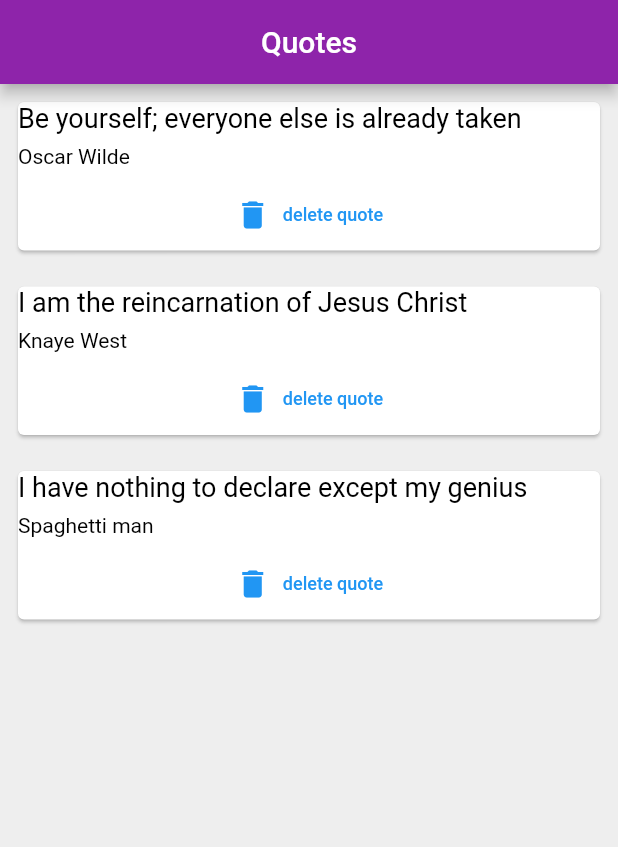
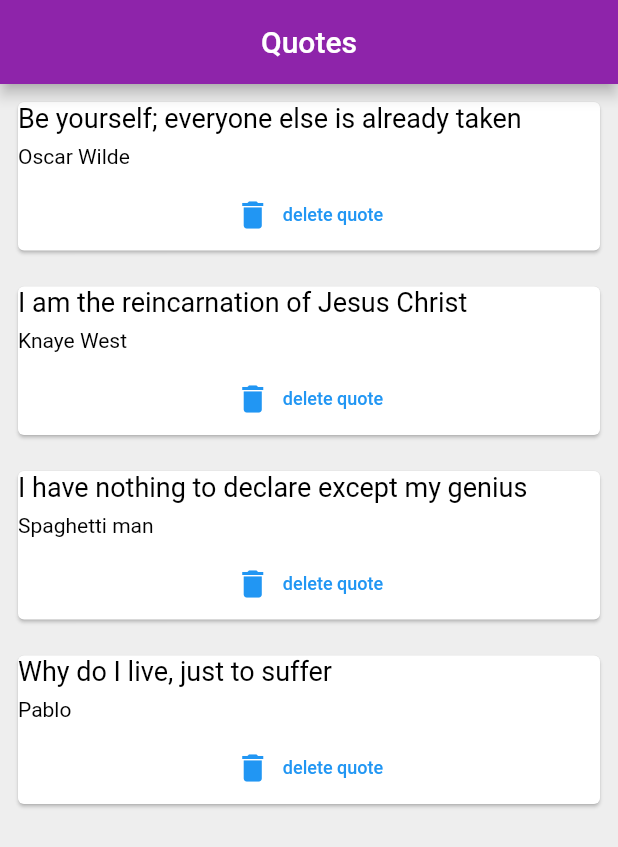
Before and after one commit to adrian-szwejk/list_ap, a Flutter app: the screen it shows after launch, on a phone screen of 412 x 824 dp. Shown: the top 847 px of the screen. Run offline on Flutter 3.47's test engine with Material 2 defaults, Android fonts, the phone set to English and light mode, and no system bars.

Commit message:
added quote

```diff
--- a/lib/main.dart
+++ b/lib/main.dart
@@ -32,6 +32,10 @@ class _QuoteListState extends State<QuoteList> {
       author: "Spaghetti man",
       text: "I have nothing to declare except my genius",
     ),
+    Quote(
+      author: "Pablo",
+      text: "Why do I live, just to suffer ",
+    ),
   ];
   //Build function to display quotes as a column of QuoteCards(separate class)
   @override
```
